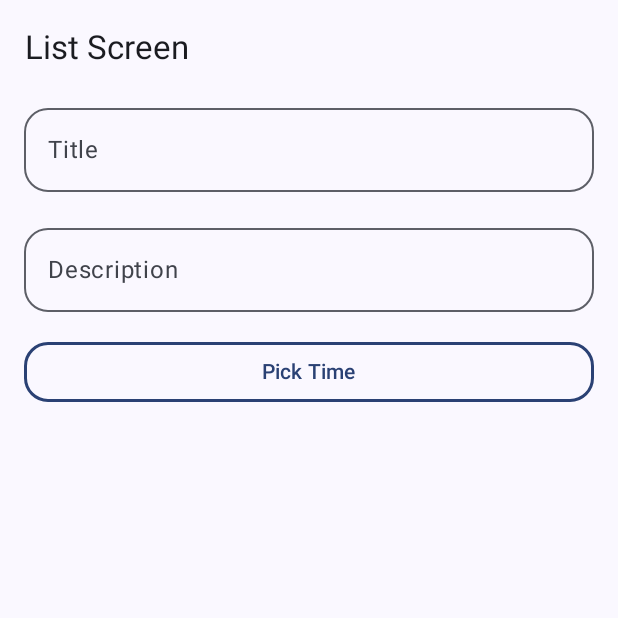
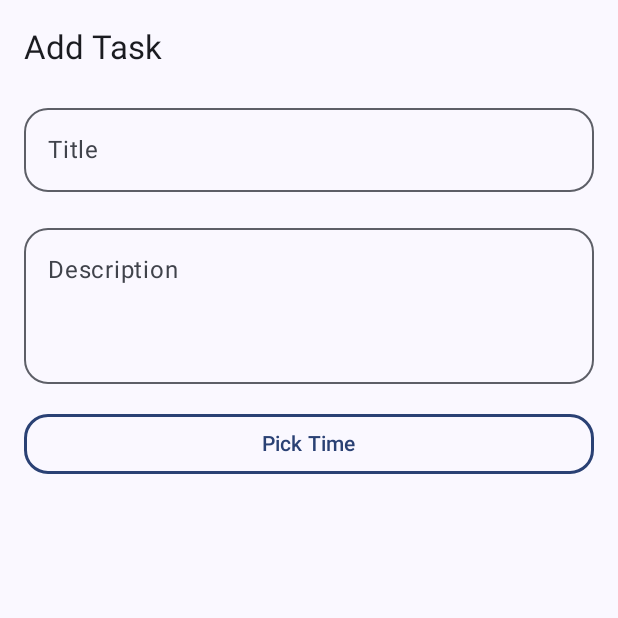
Before and after one commit to 4rju9/Assignments, an Android app built with Jetpack Compose: the screen it shows after launch (MainActivity), after a tap on "Add Task", on a phone screen of 412 x 824 dp, the top half of it. Run offline under Robolectric (Android 15) with nearby library versions, the light colour scheme and no system bars; our stand-ins replace Dagger/Hilt's generated code, Room's generated code.

Commit message:
Improved Ui and replaced color with better values

```diff
--- a/TaskManager/app/src/main/java/app/netlify/dev4rju9/taskmanager/view/MainActivity.kt
+++ b/TaskManager/app/src/main/java/app/netlify/dev4rju9/taskmanager/view/MainActivity.kt
@@ -87,7 +87,12 @@ class MainActivity : ComponentActivity() {
                     topBar = {
                         TopAppBar(
                             modifier = Modifier.fillMaxWidth(),
-                            title = { Text(text = "List Screen", textAlign = TextAlign.Center) }
+                            title = {
+                                Text(
+                                    text = if (currentRoute == "list_screen") "Task Manager" else "Add Task",
+                                    textAlign = TextAlign.Center
+                                )
+                            }
                         )
                     },
                     floatingActionButton = {
--- a/TaskManager/app/src/main/java/app/netlify/dev4rju9/taskmanager/view/screens/addtaskscreen/AddTaskScreen.kt
+++ b/TaskManager/app/src/main/java/app/netlify/dev4rju9/taskmanager/view/screens/addtaskscreen/AddTaskScreen.kt
@@ -5,10 +5,14 @@ import androidx.compose.foundation.BorderStroke
 import androidx.compose.foundation.layout.Arrangement
 import androidx.compose.foundation.layout.Column
 import androidx.compose.foundation.layout.Row
+import androidx.compose.foundation.layout.Spacer
 import androidx.compose.foundation.layout.fillMaxSize
 import androidx.compose.foundation.layout.fillMaxWidth
+import androidx.compose.foundation.layout.height
 import androidx.compose.foundation.layout.padding
+import androidx.compose.foundation.rememberScrollState
 import androidx.compose.foundation.shape.RoundedCornerShape
+import androidx.compose.foundation.verticalScroll
 import androidx.compose.material3.Button
 import androidx.compose.material3.DatePicker
 import androidx.compose.material3.ExperimentalMaterial3Api
@@ -43,6 +47,7 @@ fun AddTaskScreen (
     val state = viewModel.state.value
     val context = LocalContext.current
     var showTimePicker by remember { mutableStateOf(false) }
+    val scrollState = rememberScrollState()
 
     LaunchedEffect (state.message) {
         if (state.message.isNotBlank()) {
@@ -56,8 +61,16 @@ fun AddTaskScreen (
         }
     }
 
+    LaunchedEffect (showTimePicker) {
+        if (showTimePicker) {
+            scrollState.animateScrollTo(scrollState.maxValue)
+        }
+    }
+
     Column (
-        modifier = modifier.fillMaxSize(),
+        modifier = modifier
+            .fillMaxSize()
+            .verticalScroll(scrollState),
         horizontalAlignment = Alignment.CenterHorizontally,
         verticalArrangement = Arrangement.spacedBy(16.dp)
     ) {
@@ -69,7 +82,8 @@ fun AddTaskScreen (
             value = state.title,
             shape = RoundedCornerShape(16.dp),
             onValueChange = { viewModel.updateTitle(it) },
-            label = { Text(text = "Title") }
+            label = { Text(text = "Title") },
+            maxLines = 1
         )
 
         OutlinedTextField(
@@ -79,7 +93,8 @@ fun AddTaskScreen (
             value = state.description,
             shape = RoundedCornerShape(16.dp),
             onValueChange = { viewModel.updateDescription(it) },
-            label = { Text(text = "Description") }
+            label = { Text(text = "Description") },
+            minLines = 3
         )
 
         if (showTimePicker) {
@@ -135,7 +150,7 @@ fun DateTimePicker(
             horizontalArrangement = Arrangement.SpaceBetween,
             modifier = Modifier
                 .fillMaxWidth()
-                .padding(16.dp)
+                .padding(horizontal = 20.dp)
         ) {
             Button(onClick = onDismiss) { Text("Cancel") }
             Button(onClick = {
@@ -143,6 +158,8 @@ fun DateTimePicker(
                 calendar.timeInMillis = selectedDate
                 calendar.set(Calendar.HOUR_OF_DAY, originalHour)
                 calendar.set(Calendar.MINUTE, originalMinute)
+                calendar.set(Calendar.SECOND, 0)
+                calendar.set(Calendar.MILLISECOND, 0)
                 showDatePicker = false
                 showTimePicker = true
             }) { Text("Next") }
@@ -163,16 +180,17 @@ fun DateTimePicker(
             horizontalArrangement = Arrangement.SpaceBetween,
             modifier = Modifier
                 .fillMaxWidth()
-                .padding(16.dp)
+                .padding(horizontal = 20.dp)
         ) {
             Button(onClick = { showTimePicker = false; showDatePicker = true }) { Text("Back") }
             Button(onClick = {
                 calendar.set(Calendar.HOUR_OF_DAY, timePickerState.hour)
                 calendar.set(Calendar.MINUTE, timePickerState.minute)
-                calendar.set(Calendar.SECOND, 0)
-                calendar.set(Calendar.MILLISECOND, 0)
                 onConfirm(calendar.timeInMillis)
             }) { Text("Confirm") }
         }
     }
+
+    Spacer(modifier = Modifier.height(20.dp))
+
 }
--- a/TaskManager/app/src/main/java/app/netlify/dev4rju9/taskmanager/viewmodel/ListViewModel.kt
+++ b/TaskManager/app/src/main/java/app/netlify/dev4rju9/taskmanager/viewmodel/ListViewModel.kt
@@ -37,7 +37,7 @@ class ListViewModel @Inject constructor(
             _state.value = _state.value.copy(isLoading = true)
             repository.getTasks().collectLatest {
                 Log.d("x4rju9", "loadTask: ${it.size}\n$it")
-                _state.value = _state.value.copy(tasks = it, isLoading = false)
+                _state.value = _state.value.copy(tasks = it.sortedBy { task -> task.date }, isLoading = false)
             }
         }
     }
```
Also changed, not shown: TaskManager/app/src/main/java/app/netlify/dev4rju9/taskmanager/view/screens/listscreen/ListScreen.kt (+13 -9 lines).
